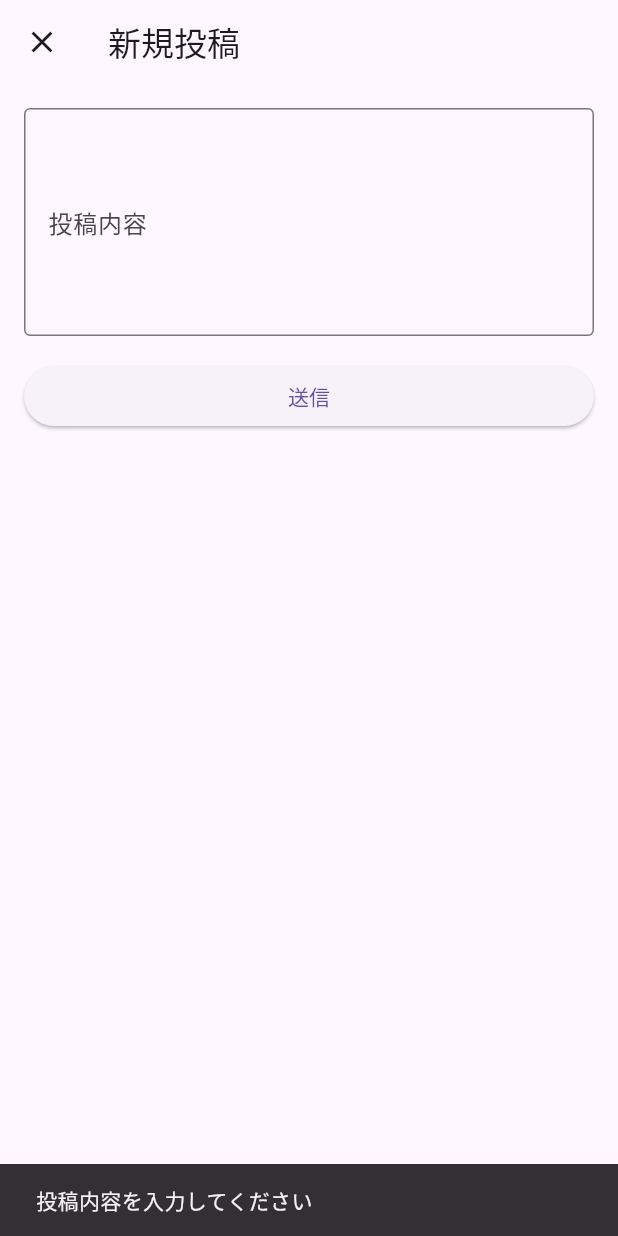
After one commit to enPiT-aiphone/SuStudy, a Flutter app: the NewPostScreen screen opened directly, after a tap on "送信", on a phone screen of 412 x 824 dp. The commit adds this screen. Run offline on Flutter 3.47's test engine with Material 3 defaults, Android fonts, the phone set to English and light mode, and no system bars; our stand-ins replace cloud_firestore, firebase_auth, firebase_core, firebase_messaging, flutter_local_notifications, table_calendar; accounts and stored records are empty; statements that could not run were skipped.

Commit message:
post用です

```diff
--- a/lib/presentation/component/home.dart
+++ b/lib/presentation/component/home.dart
@@ -30,6 +30,7 @@ class _HomeScreenState extends State<HomeScreen>
     with SingleTickerProviderStateMixin {
   int _currentIndex = 0; // 現在選択されているボトムナビゲーションのインデックス
   bool _isRecordPageVisible = false;
+  bool _isPostCreateVisible = false;
   bool _showExtraButtons = false; // サブボタンを表示するかの状態管理
   int _loginStreak = 0; // ログイン日数
   OverlayEntry? _overlayEntry; // OverlayEntryの参照を保持
@@ -215,6 +216,9 @@ void _onMenuItemTap(String menu) {
     setState(() {
       _isRecordPageVisible = true; // 記録ページ表示状態に設定
     });
+  }else if(menu == "btn2") {
+    // btn2 特有の処理:
+    _isPostCreateVisible = true; // 投稿作成ページを表示状態に設定
   }
 }
 
@@ -528,6 +532,7 @@ floatingActionButton: _isRecordPageVisible
                     backgroundColor: Color.fromARGB(255, 23, 214, 208),
                     child: Icon(Icons.text_snippet),
                     onPressed: () {
+                      _onMenuItemTap("btn2");
                     },
                   ),
                 ),
--- /dev/null
+++ b/lib/presentation/post/post.dart
@@ -0,0 +1,61 @@
+import 'package:flutter/material.dart';
+
+class NewPostScreen extends StatelessWidget {
+  final VoidCallback? onPostSubmitted; // 投稿完了時のコールバック
+
+  NewPostScreen({this.onPostSubmitted});
+
+  @override
+  Widget build(BuildContext context) {
+    final TextEditingController postController = TextEditingController();
+
+    return Scaffold(
+      appBar: AppBar(
+        title: Text('新規投稿'),
+        leading: IconButton(
+          icon: Icon(Icons.close),
+          onPressed: () {
+            Navigator.of(context).pop();
+          },
+        ),
+      ),
+      body: Padding(
+        padding: const EdgeInsets.all(16.0),
+        child: Column(
+          crossAxisAlignment: CrossAxisAlignment.stretch,
+          children: [
+            TextField(
+              controller: postController,
+              maxLines: 5,
+              decoration: InputDecoration(
+                border: OutlineInputBorder(),
+                labelText: '投稿内容',
+                hintText: 'ここに投稿内容を入力してください',
+              ),
+            ),
+            SizedBox(height: 16),
+            ElevatedButton(
+              onPressed: () {
+                final postContent = postController.text;
+                if (postContent.isNotEmpty) {
+                  // 投稿の送信処理を実行
+                  print('投稿内容: $postContent');
+                  if (onPostSubmitted != null) {
+                    onPostSubmitted!();
+                  }
+                  Navigator.of(context).pop();
+                } else {
+                  // 入力が空の場合のエラーメッセージを表示
+                  ScaffoldMessenger.of(context).showSnackBar(
+                    SnackBar(content: Text('投稿内容を入力してください')),
+                  );
+                }
+              },
+              child: Text('送信'),
+            ),
+          ],
+        ),
+      ),
+    );
+  }
+}
```
